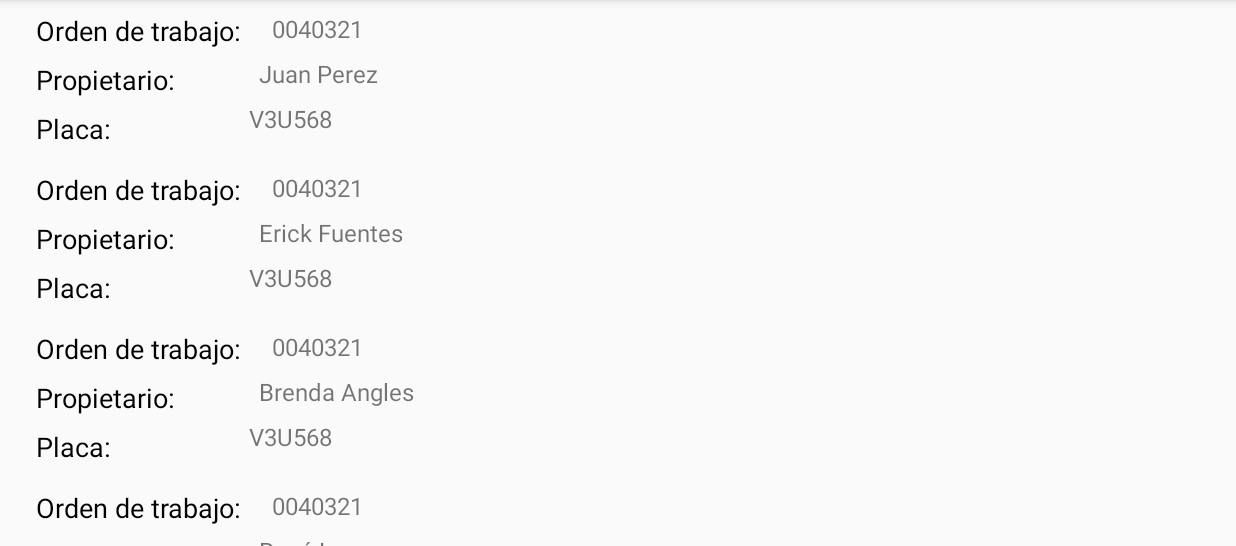
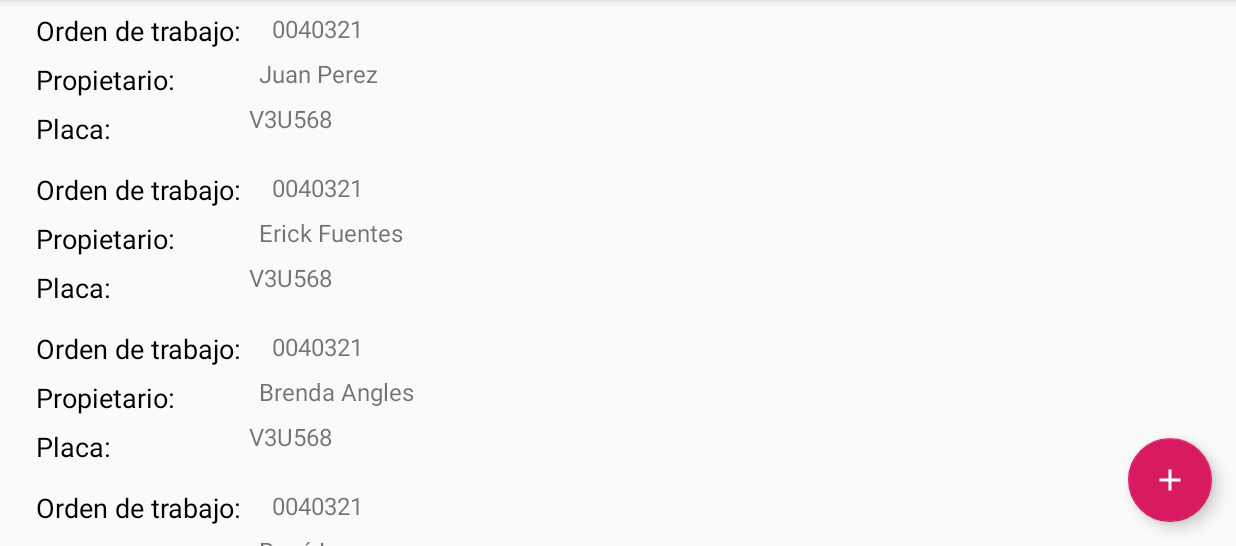
Before and after one commit to Dagnos/PeruMotor, an Android app: the screen it shows after launch (MainActivity), on a phone screen of 824 x 412 dp (held sideways), the part 72-618 px from its top. Run offline under Robolectric (Android 15) with nearby library versions, the phone set to English and light mode, and no system bars.

Commit message:
botn flotante

```diff
--- a/app/build.gradle
+++ b/app/build.gradle
@@ -27,4 +27,6 @@ dependencies {
     androidTestImplementation 'androidx.test.ext:junit:1.1.1'
     androidTestImplementation 'androidx.test.espresso:espresso-core:3.2.0'
     implementation 'androidx.recyclerview:recyclerview:1.1.0'
+
+    implementation 'com.google.android.material:material:1.1.0-beta01'
 }
--- a/app/src/main/java/com/example/prueba/MainActivity.java
+++ b/app/src/main/java/com/example/prueba/MainActivity.java
@@ -4,7 +4,11 @@ import androidx.appcompat.app.AppCompatActivity;
 import androidx.recyclerview.widget.LinearLayoutManager;
 import androidx.recyclerview.widget.RecyclerView;
 
+import android.content.Intent;
 import android.os.Bundle;
+import android.view.View;
+
+import com.google.android.material.floatingactionbutton.FloatingActionButton;
 
 import java.util.ArrayList;
 import java.util.List;
@@ -17,6 +21,20 @@ public class MainActivity extends AppCompatActivity {
     protected void onCreate(Bundle savedInstanceState) {
         super .onCreate(savedInstanceState);
         setContentView(R.layout.activity_main);
+
+        //boton flotante... agregar Orden de Trabajo.
+
+        FloatingActionButton fab = findViewById(R.id.fab_btn);
+
+        fab.setOnClickListener(new View.OnClickListener() {
+            @Override
+            public void onClick(View v) {
+                Intent i = new Intent(MainActivity.this, FormularioOTActivity.class);
+                startActivity(i);
+            }
+        });
+
+
         modelClassList=new ArrayList<>();
         recyclerView=findViewById(R.id.recyclerview);
         LinearLayoutManager linearLayoutManager=new LinearLayoutManager(this);
--- /dev/null
+++ b/app/src/main/res/drawable/ic_add.xml
@@ -0,0 +1,5 @@
+<vector android:height="24dp" android:tint="#FFFFFF"
+    android:viewportHeight="24.0" android:viewportWidth="24.0"
+    android:width="24dp" xmlns:android="http://schemas.android.com/apk/res/android">
+    <path android:fillColor="#FF000000" android:pathData="M19,13h-6v6h-2v-6H5v-2h6V5h2v6h6v2z"/>
+</vector>
--- a/app/src/main/res/layout/activity_main.xml
+++ b/app/src/main/res/layout/activity_main.xml
@@ -1,11 +1,15 @@
 <?xml version="1.0" encoding="utf-8"?>
-<androidx.constraintlayout.widget.ConstraintLayout xmlns:android="http://schemas.android.com/apk/res/android"
+<FrameLayout xmlns:android="http://schemas.android.com/apk/res/android"
     xmlns:app="http://schemas.android.com/apk/res-auto"
     xmlns:tools="http://schemas.android.com/tools"
     android:layout_width="match_parent"
     android:layout_height="match_parent"
     tools:context=".MainActivity">
 
+    <RelativeLayout
+        android:layout_width="match_parent"
+        android:layout_height="match_parent"
+    >
         <androidx.recyclerview.widget.RecyclerView
             android:id="@+id/recyclerview"
             android:layout_width="match_parent"
@@ -14,6 +18,18 @@
             app:layout_constraintEnd_toEndOf="parent"
             app:layout_constraintStart_toStartOf="parent"
             app:layout_constraintTop_toTopOf="parent" />
+    </RelativeLayout>
+    <com.google.android.material.floatingactionbutton.FloatingActionButton
+        android:layout_width="wrap_content"
+        android:layout_height="wrap_content"
+        android:id="@+id/fab_btn"
+        android:layout_gravity="end|bottom"
+        android:layout_margin="16dp"
+        app:fabSize="normal"
+        app:elevation="6dp"
+        android:src="@drawable/ic_add"
+        >
 
+    </com.google.android.material.floatingactionbutton.FloatingActionButton>
 
-</androidx.constraintlayout.widget.ConstraintLayout>
+</FrameLayout>
```
Also changed, not shown: app/src/main/res/layout/formulario_ot_layout.xml (+14 -9 lines). Lines whose indentation alone changed are shown as unchanged.
